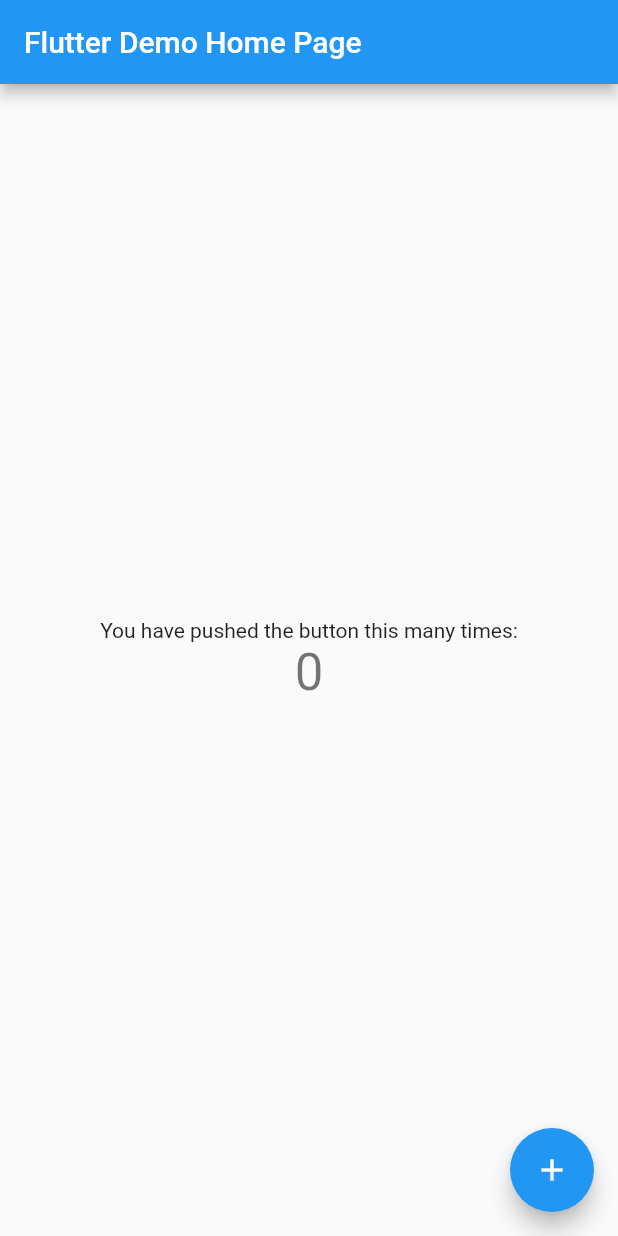
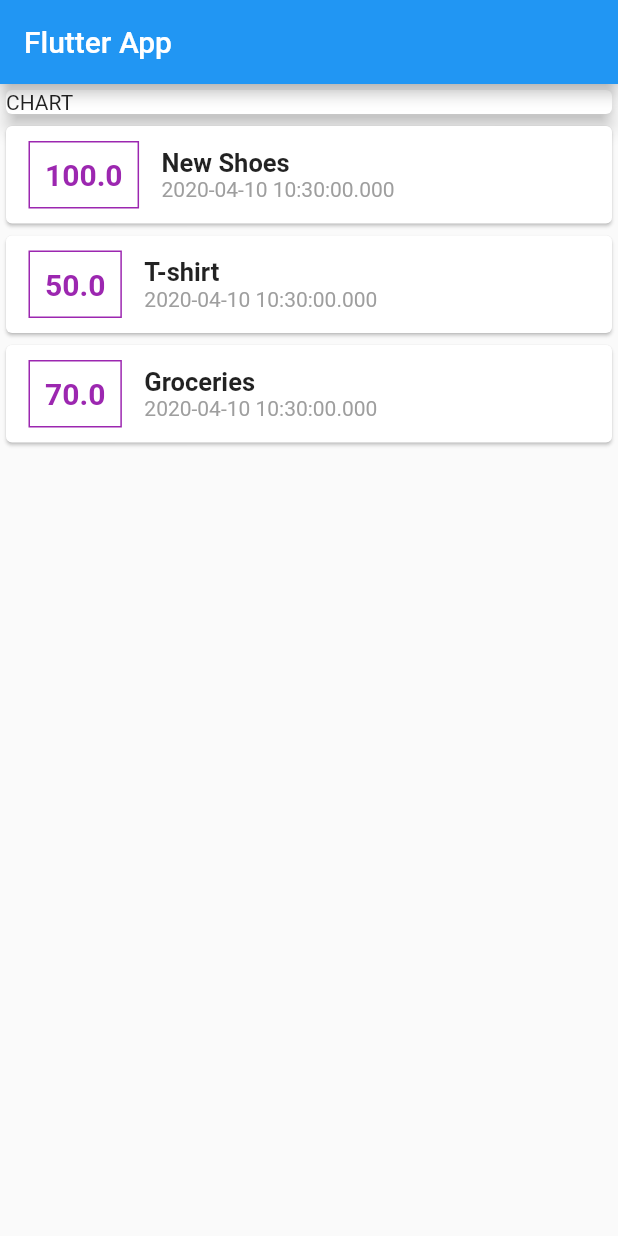
Before and after one commit to rakeshchandraoffcl/-flutter-expense_planner, a Flutter app: the screen it shows after launch, on a phone screen of 412 x 824 dp. Run offline on Flutter 3.47's test engine with Material 2 defaults, Android fonts, the phone set to English and light mode, and no system bars.

Commit message:
demo page created

```diff
--- a/lib/main.dart
+++ b/lib/main.dart
@@ -1,111 +1,87 @@
 import 'package:flutter/material.dart';
+import './transaction.dart';
 
 void main() => runApp(MyApp());
 
 class MyApp extends StatelessWidget {
-  // This widget is the root of your application.
   @override
   Widget build(BuildContext context) {
     return MaterialApp(
-      title: 'Flutter Demo',
-      theme: ThemeData(
-        // This is the theme of your application.
-        //
-        // Try running your application with "flutter run". You'll see the
-        // application has a blue toolbar. Then, without quitting the app, try
-        // changing the primarySwatch below to Colors.green and then invoke
-        // "hot reload" (press "r" in the console where you ran "flutter run",
-        // or simply save your changes to "hot reload" in a Flutter IDE).
-        // Notice that the counter didn't reset back to zero; the application
-        // is not restarted.
-        primarySwatch: Colors.blue,
-      ),
-      home: MyHomePage(title: 'Flutter Demo Home Page'),
+      title: 'Flutter App',
+      home: MyHomePage(),
     );
   }
 }
 
-class MyHomePage extends StatefulWidget {
-  MyHomePage({Key key, this.title}) : super(key: key);
-
-  // This widget is the home page of your application. It is stateful, meaning
-  // that it has a State object (defined below) that contains fields that affect
-  // how it looks.
-
-  // This class is the configuration for the state. It holds the values (in this
-  // case the title) provided by the parent (in this case the App widget) and
-  // used by the build method of the State. Fields in a Widget subclass are
-  // always marked "final".
-
-  final String title;
-
-  @override
-  _MyHomePageState createState() => _MyHomePageState();
-}
-
-class _MyHomePageState extends State<MyHomePage> {
-  int _counter = 0;
-
-  void _incrementCounter() {
-    setState(() {
-      // This call to setState tells the Flutter framework that something has
-      // changed in this State, which causes it to rerun the build method below
-      // so that the display can reflect the updated values. If we changed
-      // _counter without calling setState(), then the build method would not be
-      // called again, and so nothing would appear to happen.
-      _counter++;
-    });
-  }
-
+class MyHomePage extends StatelessWidget {
+  final List<Transaction> transactions = [
+    Transaction(
+        id: 't1', title: 'New Shoes', amount: 100.0, date: DateTime.now()),
+    Transaction(id: 't2', title: 'T-shirt', amount: 50.0, date: DateTime.now()),
+    Transaction(
+        id: 't3', title: 'Groceries', amount: 70.0, date: DateTime.now())
+  ];
   @override
   Widget build(BuildContext context) {
-    // This method is rerun every time setState is called, for instance as done
-    // by the _incrementCounter method above.
-    //
-    // The Flutter framework has been optimized to make rerunning build methods
-    // fast, so that you can just rebuild anything that needs updating rather
-    // than having to individually change instances of widgets.
     return Scaffold(
       appBar: AppBar(
-        // Here we take the value from the MyHomePage object that was created by
-        // the App.build method, and use it to set our appbar title.
-        title: Text(widget.title),
+        title: Text('Flutter App'),
       ),
-      body: Center(
-        // Center is a layout widget. It takes a single child and positions it
-        // in the middle of the parent.
-        child: Column(
-          // Column is also a layout widget. It takes a list of children and
-          // arranges them vertically. By default, it sizes itself to fit its
-          // children horizontally, and tries to be as tall as its parent.
-          //
-          // Invoke "debug painting" (press "p" in the console, choose the
-          // "Toggle Debug Paint" action from the Flutter Inspector in Android
-          // Studio, or the "Toggle Debug Paint" command in Visual Studio Code)
-          // to see the wireframe for each widget.
-          //
-          // Column has various properties to control how it sizes itself and
-          // how it positions its children. Here we use mainAxisAlignment to
-          // center the children vertically; the main axis here is the vertical
-          // axis because Columns are vertical (the cross axis would be
-          // horizontal).
-          mainAxisAlignment: MainAxisAlignment.center,
-          children: <Widget>[
-            Text(
-              'You have pushed the button this many times:',
+      body: Column(
+        crossAxisAlignment: CrossAxisAlignment.stretch,
+        children: <Widget>[
+          Container(
+            width: double.infinity,
+            child: Card(
+              child: Text("CHART"),
+              elevation: 5.0,
             ),
-            Text(
-              '$_counter',
-              style: Theme.of(context).textTheme.display1,
-            ),
-          ],
-        ),
+          ),
+          Column(
+              // crossAxisAlignment: CrossAxisAlignment.stretch,
+              children: transactions.map((Transaction tx) {
+            return Card(
+              child: Row(
+                children: <Widget>[
+                  Container(
+                    padding: EdgeInsets.all(10.0),
+                    margin: EdgeInsets.symmetric(vertical: 10.0,horizontal: 15.0),
+                    decoration: BoxDecoration(
+                      border: Border.all(
+                        width: 1.0,
+                        color: Colors.purple
+                      )
+                    ),
+                    child: Text(tx.amount.toString(),
+                    style: TextStyle(
+                      color: Colors.purple,
+                      fontWeight: FontWeight.bold,
+                      fontSize: 20.0
+                    ),
+                    ),
+                  ),
+                  Column(
+                    crossAxisAlignment: CrossAxisAlignment.start,
+                    children: <Widget>[
+                      Text(tx.title,
+                      style: TextStyle(
+                        fontWeight: FontWeight.bold,
+                        fontSize: 17.0
+                      ),
+                      ),
+                      Text(tx.date.toString(),
+                      style: TextStyle(
+                        color: Colors.grey
+                      ),
+                      ),
+                    ],
+                  )
+                ],
+              ),
+            );
+          }).toList())
+        ],
       ),
-      floatingActionButton: FloatingActionButton(
-        onPressed: _incrementCounter,
-        tooltip: 'Increment',
-        child: Icon(Icons.add),
-      ), // This trailing comma makes auto-formatting nicer for build methods.
     );
   }
 }
--- /dev/null
+++ b/lib/transaction.dart
@@ -0,0 +1,11 @@
+import 'package:flutter/foundation.dart';
+
+class Transaction {
+  final String id;
+  final String title;
+  final double amount;
+  final DateTime date;
+
+
+  Transaction({@required  this.id,@required  this.title,@required  this.amount, @required  this.date});
+}
```
